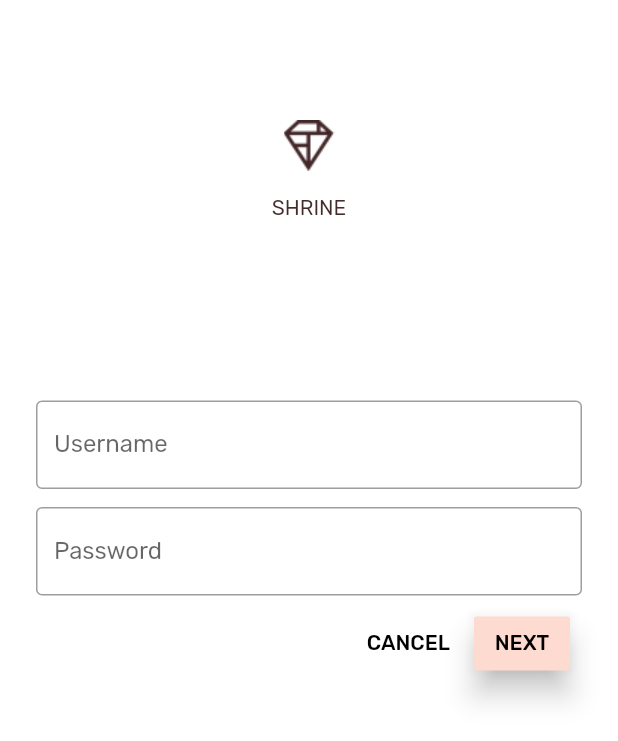
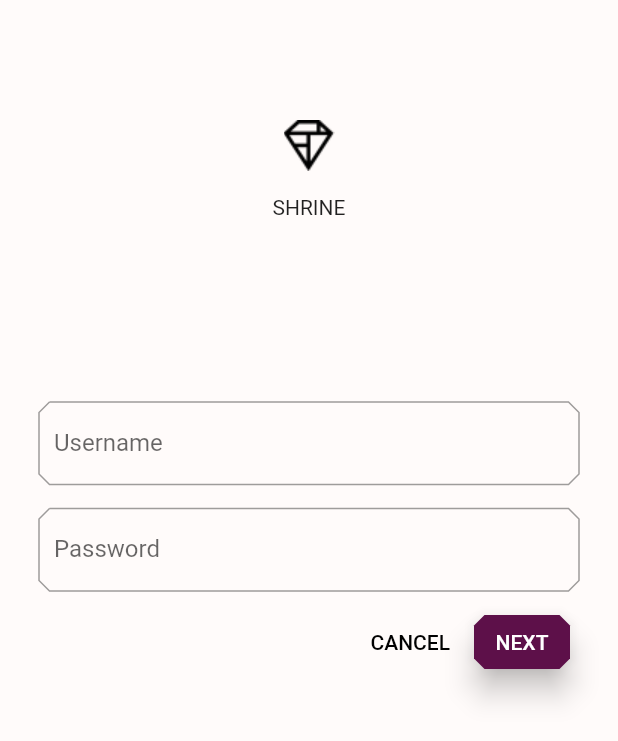
Before and after one commit to babosamo/flutter_mdc101, a Flutter app: the screen it shows after launch, after a tap on "CANCEL", on a phone screen of 412 x 824 dp. Shown: the top 741 px of the screen. Run offline on Flutter 3.47's test engine with Material 2 defaults, Android fonts, the phone set to English and light mode, and no system bars; Roboto replaces fonts that are missing (Raleway).

Commit message:
103# done

```diff
--- a/mdc_100_series/lib/app.dart
+++ b/mdc_100_series/lib/app.dart
@@ -17,6 +17,7 @@ import 'package:flutter/material.dart';
 import 'home.dart';
 import 'login.dart';
 import 'colors.dart';
+import 'supplemental/cut_corners_border.dart';
 
 // TODO: Build a Shrine Theme (103)
 final ThemeData _kShrineTheme = _buildShrineTheme();
@@ -24,29 +25,25 @@ final ThemeData _kShrineTheme = _buildShrineTheme();
 ThemeData _buildShrineTheme() {
   final ThemeData base = ThemeData.light();
   return base.copyWith(
-    accentColor: kShrineBrown900,
-    primaryColor: kShrinePink100,
+    primaryColor: kShrinePurple,
     buttonTheme: base.buttonTheme.copyWith(
-      buttonColor: kShrinePink100,
-      textTheme: ButtonTextTheme.normal,
+        buttonColor: kShrinePurple,
+        textTheme: ButtonTextTheme.primary,
+        colorScheme: ColorScheme.light().copyWith(primary: kShrinePurple)
     ),
-    scaffoldBackgroundColor: kShrineBackgroundWhite,
-    cardColor: kShrineBackgroundWhite,
-    textSelectionColor: kShrinePink100,
-    errorColor: kShrineErrorRed,
+    scaffoldBackgroundColor: kShrineSurfaceWhite,
     textTheme: _buildShrineTextTheme(base.textTheme),
     primaryTextTheme: _buildShrineTextTheme(base.primaryTextTheme),
     accentTextTheme: _buildShrineTextTheme(base.accentTextTheme),
     primaryIconTheme: base.iconTheme.copyWith(
-        color: kShrineBrown900
+        color: kShrineSurfaceWhite
     ),
     inputDecorationTheme: InputDecorationTheme(
-      border: OutlineInputBorder(),
+      border: CutCornersBorder(),
     ),
   );
 }
 
-// TODO: Build a Shrine Text Theme (103)
 TextTheme _buildShrineTextTheme(TextTheme base) {
   return base.copyWith(
     headline: base.headline.copyWith(
@@ -60,9 +57,7 @@ TextTheme _buildShrineTextTheme(TextTheme base) {
       fontSize: 14.0,
     ),
   ).apply(
-    fontFamily: 'Rubik',
-    displayColor: kShrineBrown900,
-    bodyColor: kShrineBrown900,
+    fontFamily: 'Raleway',
   );
 }
 
--- a/mdc_100_series/lib/colors.dart
+++ b/mdc_100_series/lib/colors.dart
@@ -11,3 +11,6 @@ const kShrineErrorRed = const Color(0xFFC5032B);
 
 const kShrineSurfaceWhite = const Color(0xFFFFFBFA);
 const kShrineBackgroundWhite = Colors.white;
+
+const kShrinePurple = Color(0xFF5D1049);
+const kShrineBlack = Color(0xFF000000);
--- a/mdc_100_series/lib/home.dart
+++ b/mdc_100_series/lib/home.dart
@@ -17,72 +17,12 @@ import 'package:intl/intl.dart';
 
 import 'model/products_repository.dart';
 import 'model/product.dart';
+import 'supplemental/asymmetric_view.dart';
+
+
 
 class HomePage extends StatelessWidget {
 
-  // Replace this entire method
-  List<Card> _buildGridCards(BuildContext context) {
-    List<Product> products = ProductsRepository.loadProducts(Category.all);
-
-    if (products == null || products.isEmpty) {
-      return const <Card>[];
-    }
-
-    final ThemeData theme = Theme.of(context);
-    final NumberFormat formatter = NumberFormat.simpleCurrency(
-        locale: Localizations.localeOf(context).toString());
-
-    return products.map((product) {
-      return Card(
-        clipBehavior: Clip.antiAlias,
-        // TODO: Adjust card heights (103)
-        elevation: 0.0,
-        child: Column(
-          // TODO: Center items on the card (103)
-          crossAxisAlignment: CrossAxisAlignment.center,
-          children: <Widget>[
-            AspectRatio(
-              aspectRatio: 18 / 11,
-              child: Image.asset(
-                product.assetName,
-                package: product.assetPackage,
-                fit: BoxFit.fitWidth,
-              ),
-            ),
-            Expanded(
-              child: Padding(
-                padding: EdgeInsets.fromLTRB(16.0, 12.0, 16.0, 8.0),
-                child: Column(
-                  // TODO: Align labels to the bottom and center (103)
-                  mainAxisAlignment: MainAxisAlignment.end,
-                  crossAxisAlignment: CrossAxisAlignment.center,
-                  // TODO: Change innermost Column (103)
-                  // TODO: Change innermost Column (103)
-                  children: <Widget>[
-// TODO: Handle overflowing labels (103)
-
-                    Text(
-                      product == null ? '' : product.name,
-                      style: theme.textTheme.button,
-                      softWrap: false,
-                      overflow: TextOverflow.ellipsis,
-                      maxLines: 1,
-                    ),
-                    SizedBox(height: 4.0),
-                    Text(
-                      product == null ? '' : formatter.format(product.price),
-                      style: theme.textTheme.caption,
-                    ),
-                    // End new code
-                  ],
-                ),
-              ),
-            ),
-          ],
-        ),
-      );
-    }).toList();
-  }
   // TODO: Add a variable for Category (104)
   @override
   Widget build(BuildContext context) {
@@ -90,12 +30,9 @@ class HomePage extends StatelessWidget {
     // TODO: Pass Category variable to AsymmetricView (104)
     return Scaffold(
       appBar: AppBar(
-        // TODO: Add buttons and title (102)
+        brightness: Brightness.dark,
         leading: IconButton(
-          icon: Icon(
-            Icons.menu,
-            semanticLabel: 'menu',
-          ),
+          icon: Icon(Icons.menu),
           onPressed: () {
             print('Menu button');
           },
@@ -103,35 +40,20 @@ class HomePage extends StatelessWidget {
         title: Text('SHRINE'),
         actions: <Widget>[
           IconButton(
-            icon: Icon(
-              Icons.search,
-              semanticLabel: 'search',
-            ),
+            icon: Icon(Icons.search),
             onPressed: () {
               print('Search button');
             },
           ),
           IconButton(
-            icon: Icon(
-              Icons.tune,
-              semanticLabel: 'filter',
-            ),
+            icon: Icon(Icons.tune),
             onPressed: () {
               print('Filter button');
             },
           ),
         ],
       ),
-
-      // TODO: Add a grid view (102)
-      body: GridView.count(
-          crossAxisCount: 2,
-          padding: EdgeInsets.all(16.0),
-          childAspectRatio: 8.0 / 9.0,
-          // TODO: Build a grid of cards (102)
-          children: _buildGridCards(context) // Replace
-          ),
-      resizeToAvoidBottomInset: false,
+      body: AsymmetricView(products: ProductsRepository.loadProducts(Category.all)),
     );
   }
 }
--- a/mdc_100_series/lib/login.dart
+++ b/mdc_100_series/lib/login.dart
@@ -55,7 +55,10 @@ class _LoginPageState extends State<LoginPage> {
             SizedBox(height: 80.0),
             Column(
               children: <Widget>[
-                Image.asset('assets/diamond.png'),
+                Image.asset(
+                  'assets/diamond.png',
+                  color: kShrineBlack, // New code
+                ),
                 SizedBox(height: 16.0),
                 Text('SHRINE'),
               ],
@@ -92,6 +95,9 @@ class _LoginPageState extends State<LoginPage> {
               children: <Widget>[
                 FlatButton(
                   child: Text('CANCEL'),
+                  shape: BeveledRectangleBorder(
+                    borderRadius: BorderRadius.all(Radius.circular(7.0)),
+                  ),
                   onPressed: () {
                     _usernameController.clear();
                     _passwordController.clear();
@@ -102,6 +108,9 @@ class _LoginPageState extends State<LoginPage> {
                 RaisedButton(
                   child: Text('NEXT'),
                   elevation: 8.0, // New code
+                  shape: BeveledRectangleBorder(
+                    borderRadius: BorderRadius.all(Radius.circular(7.0)),
+                  ),
                   onPressed: () {
                     Navigator.pop(context);
                   },
```
